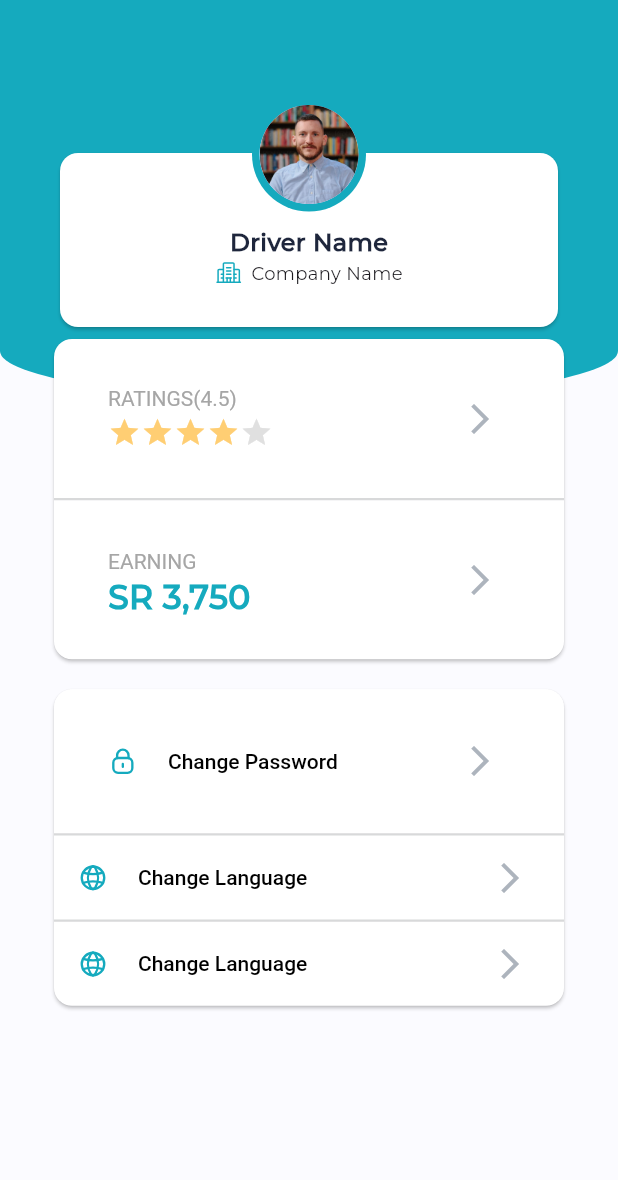
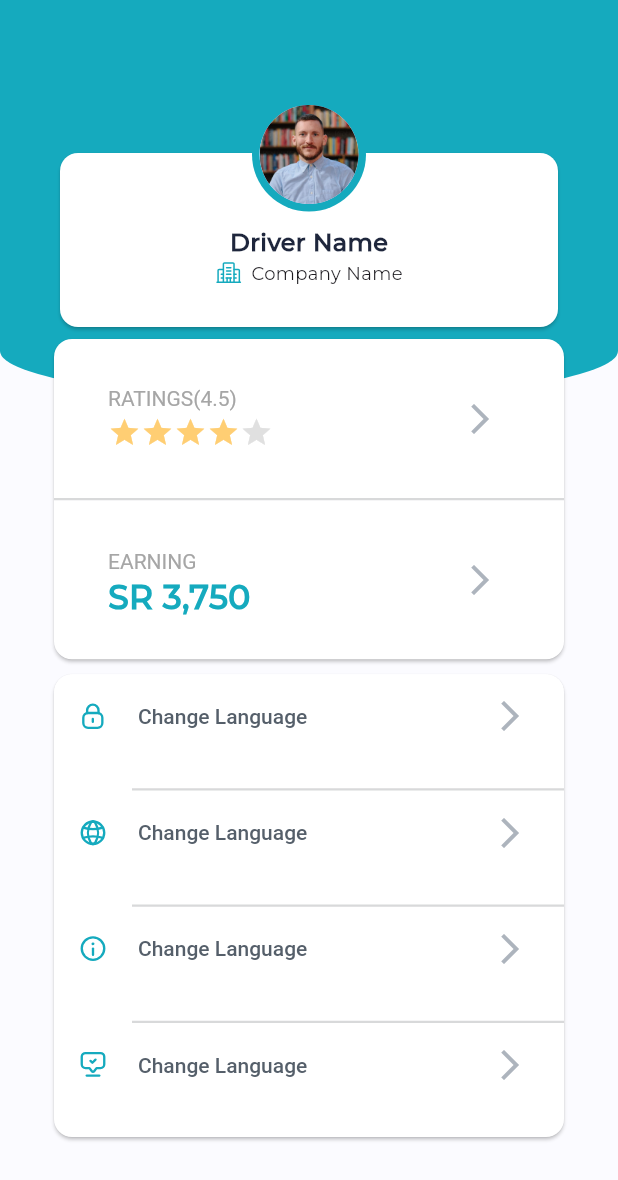
Before and after one commit to flipking038/Driver_app, a Flutter app: the ProfileScreen screen opened directly, on a phone screen of 412 x 824 dp. Shown: the top 1180 px of the screen. Run offline on Flutter 3.47's test engine with Material 3 defaults, Android fonts, the phone set to English and light mode, and no system bars; our stand-ins replace dio, flutter_bloc, flutter_svg, shared_preferences; accounts and stored records are empty.

Commit message:
Create Option Profile Screen

```diff
--- a/lib/screens/profile_screen.dart
+++ b/lib/screens/profile_screen.dart
@@ -1,6 +1,6 @@
 import 'package:flutter/material.dart';
 import 'package:telgani/widgets/profile_widgets/header_background_color.dart';
-import 'package:telgani/widgets/profile_widgets/opteon_profile.dart';
+import 'package:telgani/widgets/profile_widgets/option_profile.dart';
 import 'package:telgani/widgets/profile_widgets/profile_rating_cards.dart';
 import 'package:telgani/widgets/profile_widgets/user_card_info.dart';
 import 'package:telgani/widgets/profile_widgets/user_image.dart';
@@ -12,7 +12,8 @@ class ProfileScreen extends StatelessWidget {
   Widget build(BuildContext context) {
     return const Scaffold(
       backgroundColor: Color(0xffFBFBFF),
-      body: Column(
+      body: SingleChildScrollView(
+        child: Column(
           children: [
             HeaderBackground(
               child: Padding(
@@ -30,7 +31,10 @@ class ProfileScreen extends StatelessWidget {
                         Positioned(
                           top: 128,
                           child: Column(
-                          children: [ProfileRatingCard(), OpteonProfile()],
+                            children: [
+                              ProfileRatingCard(),
+                              OpteonProfile(),
+                            ],
                           ),
                         )
                       ],
@@ -41,6 +45,7 @@ class ProfileScreen extends StatelessWidget {
             ),
           ],
         ),
+      ),
     );
   }
 }
--- a/lib/widgets/profile_widgets/opteon_profile.dart
+++ /dev/null
@@ -1,62 +0,0 @@
-import 'package:flutter/material.dart';
-import 'package:flutter_svg/flutter_svg.dart';
-import 'package:telgani/widgets/profile_widgets/card_list_tile.dart';
-import 'package:telgani/widgets/profile_widgets/cards.dart';
-
-class OpteonProfile extends StatelessWidget {
-  const OpteonProfile({super.key});
-
-  @override
-  Widget build(BuildContext context) {
-    return Padding(
-      padding: const EdgeInsets.all(20),
-      child: Cards(
-        cardChild: Column(
-          mainAxisAlignment: MainAxisAlignment.start,
-          children: [
-            Padding(
-              padding: const EdgeInsets.all(20),
-              child: CardListTile(
-                leading: SvgPicture.asset('assets/image/change_password.svg'),
-                title: 'Change Password',
-                titleTextStyle: const TextStyle(
-                  color: Colors.black,
-                  fontSize: 14,
-                  fontWeight: FontWeight.w500,
-                ),
-              ),
-            ),
-            Container(
-              width: double.infinity,
-              height: 1.5,
-              color: const Color(0xFFD8D9DA),
-            ),
-            CardListTile(
-              leading: SvgPicture.asset('assets/image/change_language.svg'),
-              title: 'Change Language',
-              titleTextStyle: const TextStyle(
-                color: Colors.black,
-                fontSize: 14,
-                fontWeight: FontWeight.w500,
-              ),
-            ),
-            Container(
-              width: double.infinity,
-              height: 1.5,
-              color: const Color(0xFFD8D9DA),
-            ),
-            CardListTile(
-              leading: SvgPicture.asset('assets/image/change_language.svg'),
-              title: 'Change Language',
-              titleTextStyle: const TextStyle(
-                color: Colors.black,
-                fontSize: 14,
-                fontWeight: FontWeight.w500,
-              ),
-            ),
-          ],
-        ),
-      ),
-    );
-  }
-}
--- /dev/null
+++ b/lib/widgets/profile_widgets/option_item.dart
@@ -0,0 +1,25 @@
+import 'package:flutter/material.dart';
+import 'package:flutter_svg/svg.dart';
+import 'package:telgani/widgets/profile_widgets/card_list_tile.dart';
+
+class OptionItem extends StatelessWidget {
+  const OptionItem({super.key, required this.optionIcon});
+
+  final String optionIcon;
+
+  @override
+  Widget build(BuildContext context) {
+    return Padding(
+      padding: const EdgeInsets.only(bottom: 20),
+      child: CardListTile(
+        leading: SvgPicture.asset(optionIcon),
+        title: 'Change Language',
+        titleTextStyle: const TextStyle(
+          color: Color(0xff555F6A),
+          fontSize: 14,
+          fontWeight: FontWeight.w500,
+        ),
+      ),
+    );
+  }
+}
--- /dev/null
+++ b/lib/widgets/profile_widgets/option_profile.dart
@@ -0,0 +1,38 @@
+import 'package:flutter/material.dart';
+import 'package:telgani/widgets/profile_widgets/cards.dart';
+import 'package:telgani/widgets/profile_widgets/option_item.dart';
+import 'package:telgani/widgets/stroke_widget.dart';
+
+class OpteonProfile extends StatelessWidget {
+  const OpteonProfile({super.key});
+
+  @override
+  Widget build(BuildContext context) {
+    return const Padding(
+      padding: EdgeInsets.all(10),
+      child: Cards(
+        cardChild: Column(
+          mainAxisAlignment: MainAxisAlignment.start,
+          children: [
+            OptionItem(optionIcon: 'assets/image/change_password.svg'),
+            Padding(
+              padding: EdgeInsets.only(left: 52),
+              child: StrokeWidget(),
+            ),
+            OptionItem(optionIcon: 'assets/image/change_language.svg'),
+            Padding(
+              padding: EdgeInsets.only(left: 52),
+              child: StrokeWidget(),
+            ),
+            OptionItem(optionIcon: 'assets/image/instructions.svg'),
+            Padding(
+              padding: EdgeInsets.only(left: 52),
+              child: StrokeWidget(),
+            ),
+            OptionItem(optionIcon: 'assets/image/add_suggestion.svg'),
+          ],
+        ),
+      ),
+    );
+  }
+}
```
Also changed, not shown: assets/image/add_suggestion.svg (added), assets/image/instructions.svg (added). Lines whose indentation alone changed are shown as unchanged.
